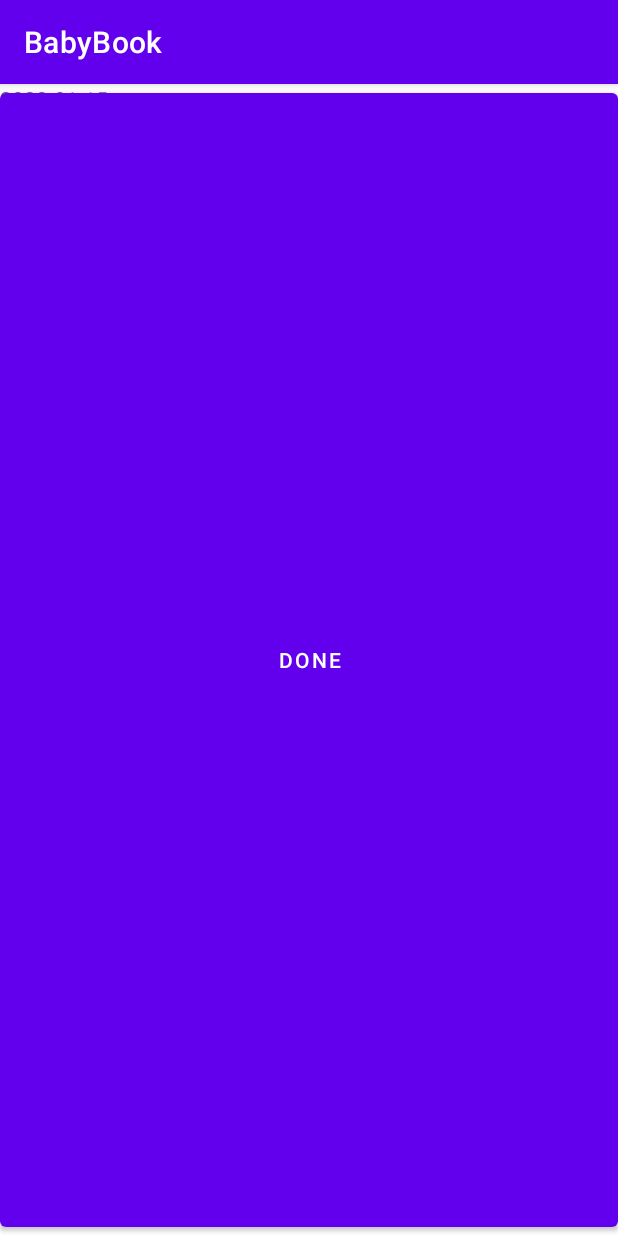
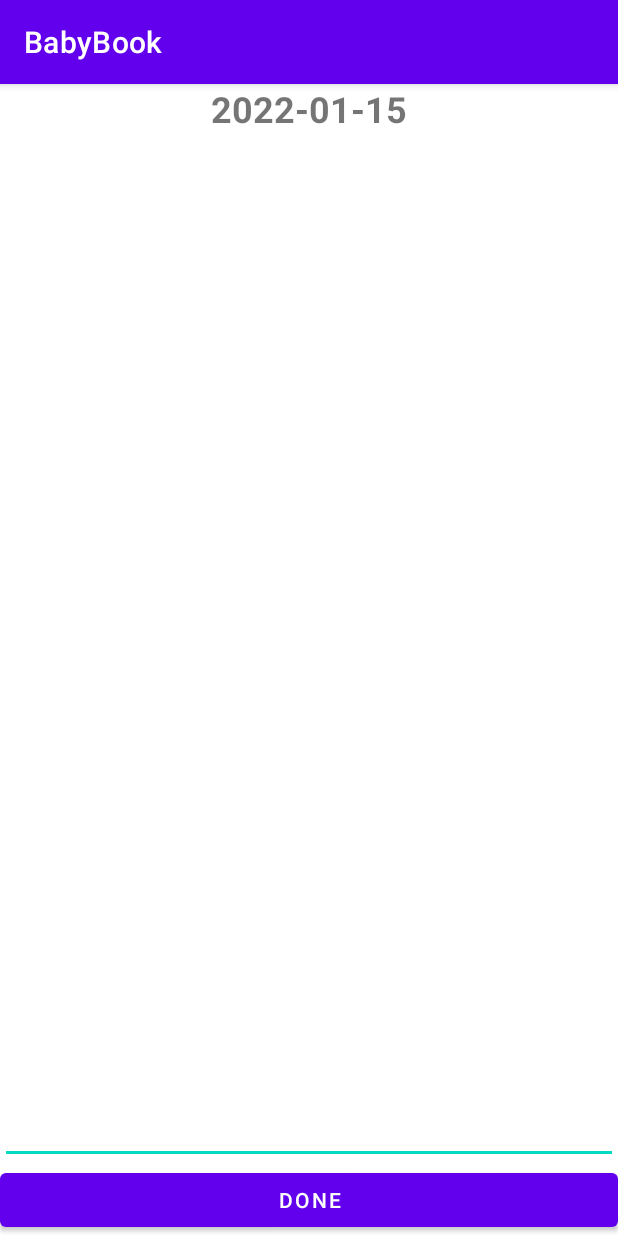
Before and after one commit to YongHo-Mun/BabyBook, an Android app: the PageActivity screen opened directly, with no data from a screen before it, on a phone screen of 412 x 824 dp. Run offline under Robolectric (Android 15) with nearby library versions, the phone set to English and light mode, and no system bars.

Commit message:
Fix crash Adjust layout

```diff
--- a/app/src/main/res/layout/activity_page.xml
+++ b/app/src/main/res/layout/activity_page.xml
@@ -10,31 +10,34 @@
 
     <TextView
         android:id="@+id/date"
-        android:layout_width="match_parent"
+        android:layout_width="0dp"
         android:layout_height="wrap_content"
+        android:gravity="center_horizontal"
+        android:textSize="24sp"
+        android:textStyle="bold"
         app:layout_constraintStart_toStartOf="parent"
         app:layout_constraintTop_toTopOf="parent"
         app:layout_constraintEnd_toEndOf="parent" />
 
     <EditText
         android:id="@+id/content"
-        android:layout_width="match_parent"
-        android:layout_height="match_parent"
+        android:layout_width="0dp"
+        android:layout_height="0dp"
         android:inputType="textMultiLine"
         android:scrollbars="vertical"
+        android:gravity="start|top"
         app:layout_constraintStart_toStartOf="parent"
         app:layout_constraintTop_toBottomOf="@id/date"
-        app:layout_constraintBottom_toBottomOf="@id/add_button"
+        app:layout_constraintBottom_toTopOf="@id/add_button"
         app:layout_constraintEnd_toEndOf="parent" />
 
     <Button
         android:id="@+id/add_button"
-        android:layout_width="match_parent"
-        android:layout_height="match_parent"
+        android:layout_width="0dp"
+        android:layout_height="wrap_content"
         android:text="Done"
         app:layout_constraintBottom_toBottomOf="parent"
         app:layout_constraintStart_toStartOf="parent"
-        app:layout_constraintEnd_toEndOf="parent"
-        app:layout_constraintTop_toBottomOf="@id/content"/>
+        app:layout_constraintEnd_toEndOf="parent" />
 
 </androidx.constraintlayout.widget.ConstraintLayout>
```
Also changed, not shown: app/build.gradle (+3 -12 lines), app/src/main/res/layout/activity_main.xml (+6 -5 lines).
